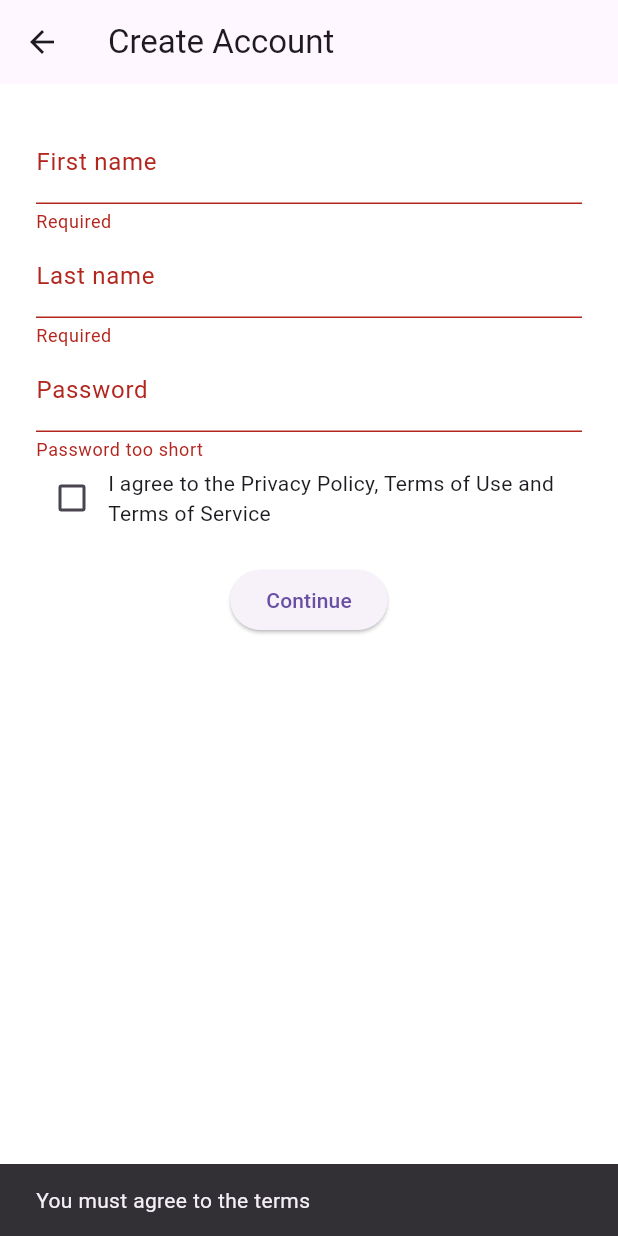
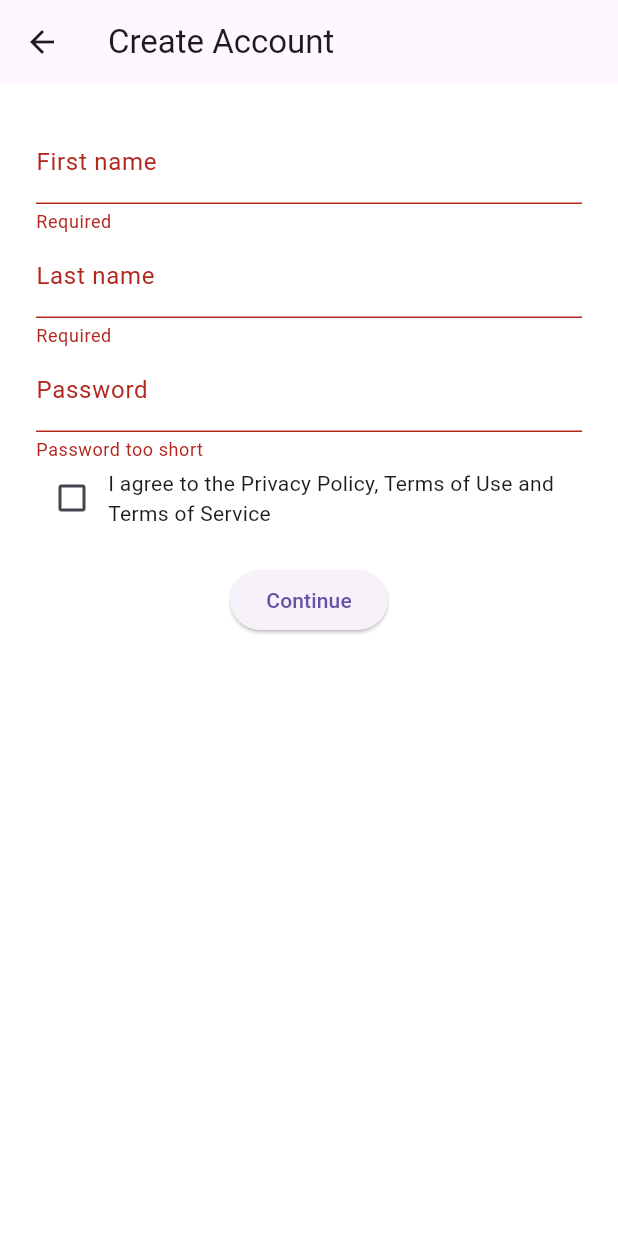
Before and after one commit to kanselyblaq-sketch/Threadgram, a Flutter app: the AccountCompletionScreen screen opened directly with empty values, after a tap on "Continue", on a phone screen of 412 x 824 dp. Run offline on Flutter 3.47's test engine with Material 3 defaults, Android fonts, the phone set to English and light mode, and no system bars; our stand-ins replace flutter_dotenv, supabase_flutter; accounts and stored records are empty.

Commit message:
Update main.dart

```diff
--- a/lib/main.dart
+++ b/lib/main.dart
@@ -3,10 +3,7 @@ import 'package:flutter_dotenv/flutter_dotenv.dart';
 import 'package:supabase_flutter/supabase_flutter.dart';
 
 Future<void> main() async {
-  // Load environment variables from the .env file (created by GitHub Actions)
   await dotenv.load(fileName: ".env");
-
-  // Initialize Supabase with keys from the environment
   await Supabase.initialize(
     url: dotenv.env['SUPABASE_URL']!,
     anonKey: dotenv.env['SUPABASE_ANON_KEY']!,
@@ -28,7 +25,7 @@ class ThreadgramApp extends StatelessWidget {
   }
 }
 
-// ===================== LAYER 1: AUTH ENTRY SCREEN =====================
+// --- Layer 1: Auth Entry Screen ---
 class AuthEntryScreen extends StatefulWidget {
   const AuthEntryScreen({super.key});
 
@@ -44,7 +41,7 @@ class _AuthEntryScreenState extends State<AuthEntryScreen> {
     setState(() => _isLoading = true);
     try {
       await Supabase.instance.client.auth.signInWithOAuth(
-        Provider.google,
+        OAuthProvider.google,
         redirectTo: 'io.supabase.flutter://login-callback/',
       );
     } catch (error) {
@@ -59,7 +56,7 @@ class _AuthEntryScreenState extends State<AuthEntryScreen> {
   Future<void> _continueWithEmail() async {
     if (_emailController.text.isEmpty) {
       ScaffoldMessenger.of(context).showSnackBar(
-        const SnackBar(content: Text('Please enter your email address')),
+        const SnackBar(content: Text('Please enter your email')),
       );
       return;
     }
@@ -73,12 +70,6 @@ class _AuthEntryScreenState extends State<AuthEntryScreen> {
     setState(() => _isLoading = false);
   }
 
-  void _showComingSoon() {
-    ScaffoldMessenger.of(context).showSnackBar(
-      const SnackBar(content: Text('Coming soon!')),
-    );
-  }
-
   @override
   Widget build(BuildContext context) {
     return Scaffold(
@@ -88,46 +79,19 @@ class _AuthEntryScreenState extends State<AuthEntryScreen> {
           child: Column(
             mainAxisAlignment: MainAxisAlignment.center,
             children: [
-              const Text(
-                'THREADGRAM',
-                style: TextStyle(fontSize: 32, fontWeight: FontWeight.bold),
-              ),
+              const Text('THREADGRAM', style: TextStyle(fontSize: 32, fontWeight: FontWeight.bold)),
               const SizedBox(height: 20),
               const Text('Log in or sign up'),
               const SizedBox(height: 40),
-              _buildSocialButton('Continue with Apple', _showComingSoon),
-              _buildSocialButton('Continue with Facebook', _showComingSoon),
+              _buildSocialButton('Continue with Apple', () => _showComingSoon()),
+              _buildSocialButton('Continue with Facebook', () => _showComingSoon()),
               _buildSocialButton('Continue with Google', _signInWithGoogle),
-              const Row(
-                children: [
-                  Expanded(child: Divider()),
-                  Padding(
-                    padding: EdgeInsets.symmetric(horizontal: 16),
-                    child: Text('OR'),
-                  ),
-                  Expanded(child: Divider()),
-                ],
-              ),
+              const Row(children: [Expanded(child: Divider()), Padding(padding: EdgeInsets.symmetric(horizontal: 16), child: Text('OR')), Expanded(child: Divider())]),
               const SizedBox(height: 20),
-              TextField(
-                controller: _emailController,
-                decoration: const InputDecoration(
-                  labelText: 'Email address',
-                  border: OutlineInputBorder(),
-                ),
-              ),
+              TextField(controller: _emailController, decoration: const InputDecoration(labelText: 'Email address', border: OutlineInputBorder())),
               const SizedBox(height: 20),
-              if (_isLoading)
-                const CircularProgressIndicator()
-              else
-                ElevatedButton(
-                  onPressed: _continueWithEmail,
-                  child: const Text('Continue'),
-                ),
-              TextButton(
-                onPressed: _showComingSoon,
-                child: const Text('Forgot Password?'),
-              ),
+              if (_isLoading) const CircularProgressIndicator() else ElevatedButton(onPressed: _continueWithEmail, child: const Text('Continue')),
+              TextButton(onPressed: () => _showComingSoon(), child: const Text('Forgot Password?')),
               const SizedBox(height: 20),
               const Text('English'),
             ],
@@ -142,16 +106,18 @@ class _AuthEntryScreenState extends State<AuthEntryScreen> {
       padding: const EdgeInsets.symmetric(vertical: 8.0),
       child: ElevatedButton(
         onPressed: onPressed,
-        style: ElevatedButton.styleFrom(
-          minimumSize: const Size.fromHeight(50),
-        ),
+        style: ElevatedButton.styleFrom(minimumSize: const Size.fromHeight(50)),
         child: Text(text),
       ),
     );
   }
+
+  void _showComingSoon() {
+    ScaffoldMessenger.of(context).showSnackBar(const SnackBar(content: Text('Coming Soon!')));
+  }
 }
 
-// ===================== LAYER 2: ACCOUNT COMPLETION FORM =====================
+// --- Layer 2: Account Completion Form ---
 class AccountCompletionScreen extends StatefulWidget {
   final String email;
   const AccountCompletionScreen({super.key, required this.email});
@@ -169,37 +135,22 @@ class _AccountCompletionScreenState extends State<AccountCompletionScreen> {
   bool _agreeToTerms = false;
 
   Future<void> _signUp() async {
-    if (!_formKey.currentState!.validate() || !_agreeToTerms) {
-      if (!_agreeToTerms) {
-        ScaffoldMessenger.of(context).showSnackBar(
-          const SnackBar(content: Text('You must agree to the terms')),
-        );
-      }
-      return;
-    }
+    if (!_formKey.currentState!.validate() || !_agreeToTerms) return;
     setState(() => _isLoading = true);
     try {
       final AuthResponse res = await Supabase.instance.client.auth.signUp(
         email: widget.email,
         password: _passwordController.text,
-        data: {
-          'first_name': _firstNameController.text,
-          'last_name': _lastNameController.text,
-        },
+        data: {'first_name': _firstNameController.text, 'last_name': _lastNameController.text},
       );
       if (res.user != null) {
-        // Navigate to Layer 3 (Region/Country screen) – placeholder for now
-        Navigator.pushReplacement(
-          context,
-          MaterialPageRoute(builder: (context) => const RegionSelectionScreen()),
-        );
+        // Navigate to Layer 3 (Region/Country screen)
+        Navigator.pushReplacement(context, MaterialPageRoute(builder: (context) => const RegionSelectionScreen()));
       } else {
         throw Exception('Sign-up failed');
       }
     } catch (error) {
-      ScaffoldMessenger.of(context).showSnackBar(
-        SnackBar(content: Text('Sign-up failed: $error')),
-      );
+      ScaffoldMessenger.of(context).showSnackBar(SnackBar(content: Text('Sign-up failed: $error')));
     } finally {
       setState(() => _isLoading = false);
     }
@@ -215,46 +166,12 @@ class _AccountCompletionScreenState extends State<AccountCompletionScreen> {
           key: _formKey,
           child: Column(
             children: [
-              TextFormField(
-                controller: _firstNameController,
-                decoration: const InputDecoration(labelText: 'First name'),
-                validator: (value) =>
-                    value == null || value.isEmpty ? 'Required' : null,
-              ),
-              TextFormField(
-                controller: _lastNameController,
-                decoration: const InputDecoration(labelText: 'Last name'),
-                validator: (value) =>
-                    value == null || value.isEmpty ? 'Required' : null,
-              ),
-              TextFormField(
-                controller: _passwordController,
-                decoration: const InputDecoration(labelText: 'Password'),
-                obscureText: true,
-                validator: (value) =>
-                    value == null || value.length < 6 ? 'Password too short' : null,
-              ),
-              Row(
-                children: [
-                  Checkbox(
-                    value: _agreeToTerms,
-                    onChanged: (val) => setState(() => _agreeToTerms = val ?? false),
-                  ),
-                  const Expanded(
-                    child: Text(
-                      'I agree to the Privacy Policy, Terms of Use and Terms of Service',
-                    ),
-                  ),
-                ],
-              ),
+              TextFormField(controller: _firstNameController, decoration: const InputDecoration(labelText: 'First name'), validator: (value) => value!.isEmpty ? 'Required' : null),
+              TextFormField(controller: _lastNameController, decoration: const InputDecoration(labelText: 'Last name'), validator: (value) => value!.isEmpty ? 'Required' : null),
+              TextFormField(controller: _passwordController, decoration: const InputDecoration(labelText: 'Password'), obscureText: true, validator: (value) => value!.length < 6 ? 'Password too short' : null),
+              Row(children: [Checkbox(value: _agreeToTerms, onChanged: (val) => setState(() => _agreeToTerms = val!)), const Expanded(child: Text('I agree to the Privacy Policy, Terms of Use and Terms of Service'))]),
               const SizedBox(height: 20),
-              if (_isLoading)
-                const CircularProgressIndicator()
-              else
-                ElevatedButton(
-                  onPressed: _signUp,
-                  child: const Text('Continue'),
-                ),
+              if (_isLoading) const CircularProgressIndicator() else ElevatedButton(onPressed: _signUp, child: const Text('Continue')),
             ],
           ),
         ),
@@ -263,7 +180,7 @@ class _AccountCompletionScreenState extends State<AccountCompletionScreen> {
   }
 }
 
-// ===================== LAYER 3: PLACEHOLDER (REGION SELECTION) =====================
+// Placeholder for Layer 3: Region/Country Selection
 class RegionSelectionScreen extends StatelessWidget {
   const RegionSelectionScreen({super.key});
 
@@ -271,9 +188,7 @@ class RegionSelectionScreen extends StatelessWidget {
   Widget build(BuildContext context) {
     return Scaffold(
       appBar: AppBar(title: const Text('Select Region')),
-      body: const Center(
-        child: Text('Region selection screen - coming soon!'),
-      ),
+      body: const Center(child: Text('Region Selection Screen - Coming Soon!')),
     );
   }
 }
```
